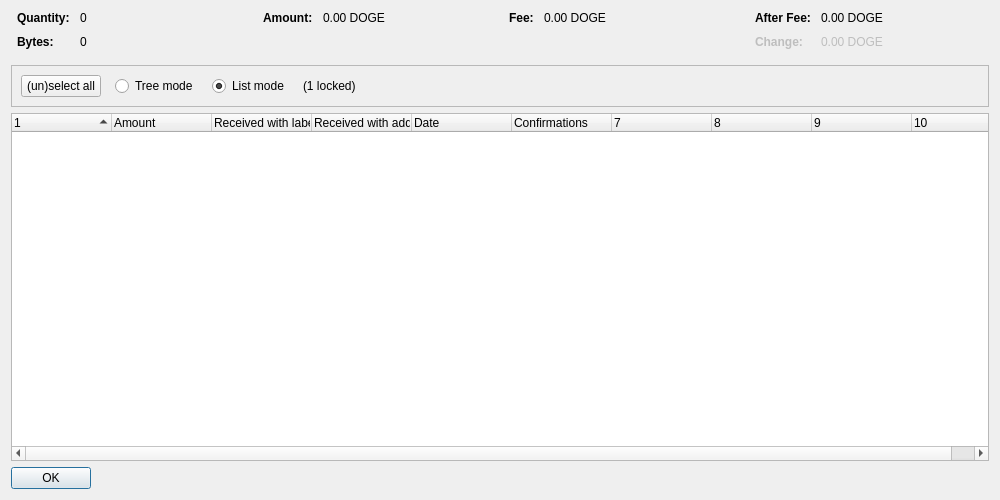
The window that src/qt/forms/coincontroldialog.ui (VadiqueMe/dogecoin) describes before a commit, drawn with Qt 5.
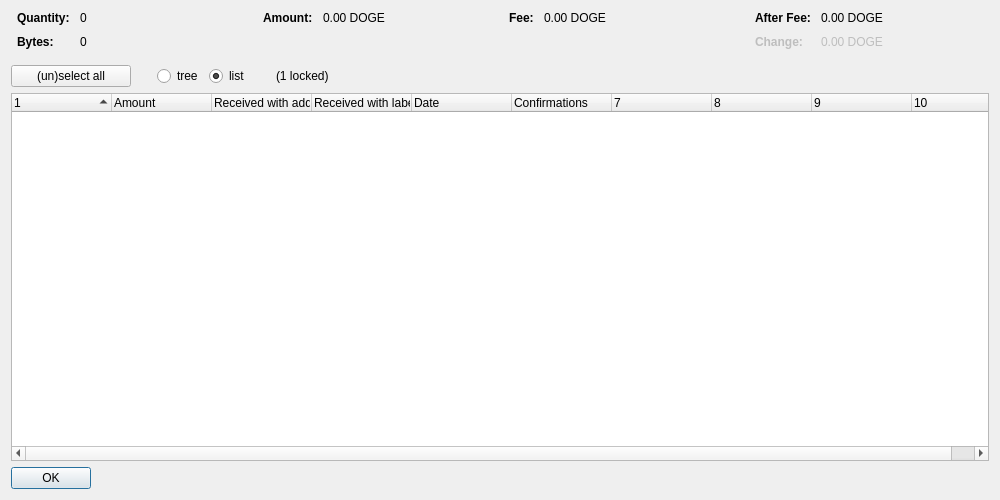
The same window after the commit. Custom widgets are drawn as their Qt base class.

```diff
--- a/src/qt/forms/coincontroldialog.ui
+++ b/src/qt/forms/coincontroldialog.ui
@@ -269,33 +269,24 @@
     </layout>
    </item>
    <item>
-    <widget class="QFrame" name="frame">
-     <property name="minimumSize">
-      <size>
-       <width>0</width>
-       <height>40</height>
-      </size>
-     </property>
-     <property name="frameShape">
-      <enum>QFrame::StyledPanel</enum>
-     </property>
-     <property name="frameShadow">
-      <enum>QFrame::Sunken</enum>
-     </property>
-     <layout class="QHBoxLayout" name="horizontalLayout">
-      <item>
-       <layout class="QHBoxLayout" name="horizontalLayoutPanel" stretch="0,0,0,0,0">
+    <layout class="QHBoxLayout" name="horizontalLayoutForPanel" stretch="0,0,0,0,0,0,0">
         <property name="spacing">
-         <number>14</number>
+      <number>6</number>
         </property>
         <item>
-         <widget class="QPushButton" name="pushButtonSelectAll">
+      <widget class="QPushButton" name="selectAllButton">
           <property name="sizePolicy">
-           <sizepolicy hsizetype="Maximum" vsizetype="Fixed">
+        <sizepolicy hsizetype="Preferred" vsizetype="Fixed">
             <horstretch>0</horstretch>
             <verstretch>0</verstretch>
            </sizepolicy>
           </property>
+       <property name="minimumSize">
+        <size>
+         <width>120</width>
+         <height>0</height>
+        </size>
+       </property>
           <property name="text">
            <string>(un)select all</string>
           </property>
@@ -305,7 +296,23 @@
          </widget>
         </item>
         <item>
-         <widget class="QRadioButton" name="radioTreeMode">
+      <spacer name="hSpacerAfterSelectAll">
+       <property name="orientation">
+        <enum>Qt::Horizontal</enum>
+       </property>
+       <property name="sizeType">
+        <enum>QSizePolicy::Fixed</enum>
+       </property>
+       <property name="sizeHint" stdset="0">
+        <size>
+         <width>20</width>
+         <height>10</height>
+        </size>
+       </property>
+      </spacer>
+     </item>
+     <item>
+      <widget class="QRadioButton" name="choiceTree">
           <property name="sizePolicy">
            <sizepolicy hsizetype="Maximum" vsizetype="Fixed">
             <horstretch>0</horstretch>
@@ -313,12 +320,12 @@
            </sizepolicy>
           </property>
           <property name="text">
-           <string>Tree mode</string>
+        <string notr="true">tree</string>
           </property>
          </widget>
         </item>
         <item>
-         <widget class="QRadioButton" name="radioListMode">
+      <widget class="QRadioButton" name="choiceList">
           <property name="sizePolicy">
            <sizepolicy hsizetype="Maximum" vsizetype="Fixed">
             <horstretch>0</horstretch>
@@ -326,7 +333,7 @@
            </sizepolicy>
           </property>
           <property name="text">
-           <string>List mode</string>
+        <string notr="true">list</string>
           </property>
           <property name="checked">
            <bool>true</bool>
@@ -334,29 +341,42 @@
          </widget>
         </item>
         <item>
-         <widget class="QLabel" name="labelLocked">
+      <spacer name="hSpacerBeforeLocked">
+       <property name="orientation">
+        <enum>Qt::Horizontal</enum>
+       </property>
+       <property name="sizeType">
+        <enum>QSizePolicy::Fixed</enum>
+       </property>
+       <property name="sizeHint" stdset="0">
+        <size>
+         <width>20</width>
+         <height>10</height>
+        </size>
+       </property>
+      </spacer>
+     </item>
+     <item>
+      <widget class="QLabel" name="lockedLabel">
           <property name="text">
            <string notr="true">(1 locked)</string>
           </property>
          </widget>
         </item>
         <item>
-         <spacer name="horizontalSpacer">
+      <spacer name="hSpacerAtEndOfPanel">
           <property name="orientation">
            <enum>Qt::Horizontal</enum>
           </property>
           <property name="sizeHint" stdset="0">
            <size>
-            <width>40</width>
-            <height>20</height>
+         <width>100</width>
+         <height>10</height>
            </size>
           </property>
          </spacer>
         </item>
        </layout>
-      </item>
-     </layout>
-    </widget>
    </item>
    <item>
     <widget class="CoinControlTreeWidget" name="treeWidget">
@@ -385,16 +405,16 @@
        <string>Amount</string>
       </property>
      </column>
-     <column>
-      <property name="text">
-       <string>Received with label</string>
-      </property>
-     </column>
      <column>
       <property name="text">
        <string>Received with address</string>
       </property>
      </column>
+     <column>
+      <property name="text">
+       <string>Received with label</string>
+      </property>
+     </column>
      <column>
       <property name="text">
        <string>Date</string>
```
Lines whose indentation alone changed are shown as unchanged.
